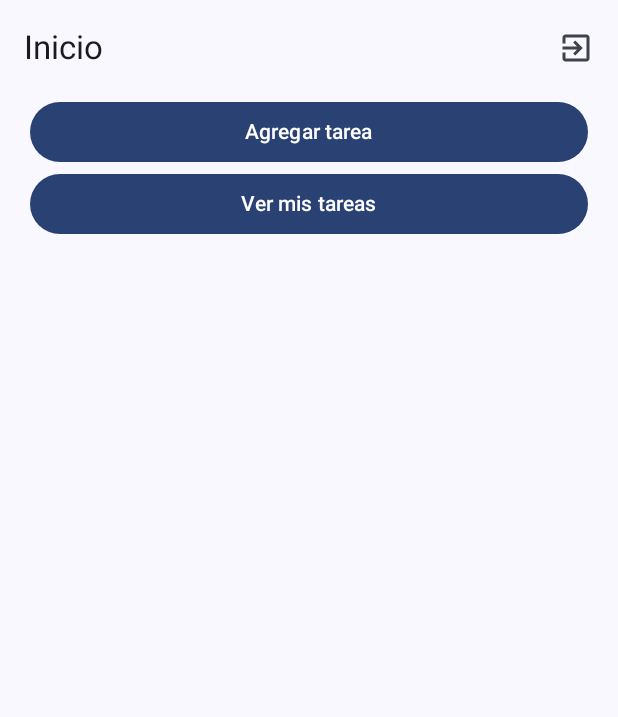
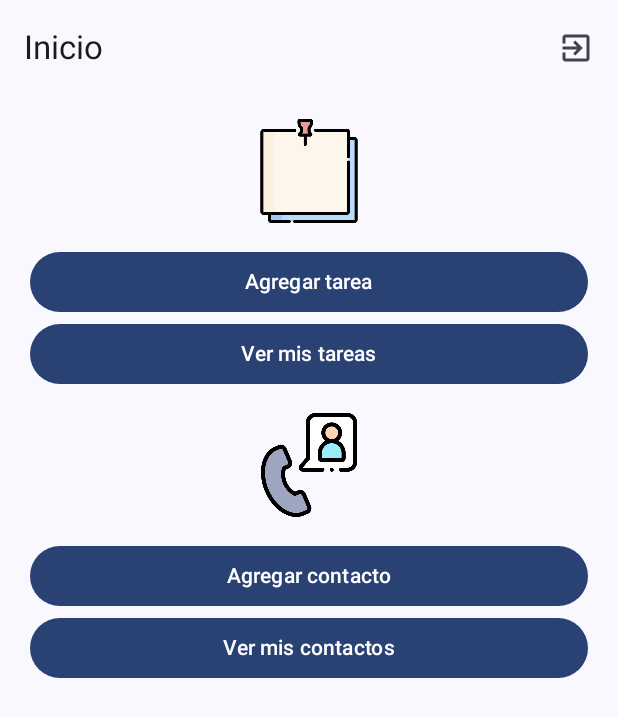
Before and after one commit to adcarret/Proyecto-TFC-DAM, an Android app built with Jetpack Compose: the HomeView screen opened through its navigation route, on a phone screen of 412 x 824 dp. Shown: the top 717 px of the screen. Run offline under Robolectric (Android 15) with nearby library versions, the phone set to English and light mode, and no system bars; our stand-ins replace Firebase (no records; nobody signed in at launch, a user with empty details on screens opened directly).

Commit message:
added two images and buttons add contact

```diff
--- a/app/src/main/java/com/example/taskshare_tfc/views/tareas/HomeView.kt
+++ b/app/src/main/java/com/example/taskshare_tfc/views/tareas/HomeView.kt
@@ -1,8 +1,11 @@
 package com.example.taskshare_tfc.views.tareas
 
+import androidx.compose.foundation.Image
 import androidx.compose.foundation.layout.Column
 import androidx.compose.foundation.layout.fillMaxWidth
+import androidx.compose.foundation.layout.height
 import androidx.compose.foundation.layout.padding
+import androidx.compose.foundation.layout.width
 import androidx.compose.material.icons.Icons
 import androidx.compose.material.icons.automirrored.filled.ExitToApp
 import androidx.compose.material3.Button
@@ -15,8 +18,10 @@ import androidx.compose.material3.TopAppBar
 import androidx.compose.runtime.Composable
 import androidx.compose.ui.Alignment
 import androidx.compose.ui.Modifier
+import androidx.compose.ui.res.painterResource
 import androidx.compose.ui.unit.dp
 import androidx.navigation.NavController
+import com.example.taskshare_tfc.R
 import com.example.taskshare_tfc.viewModels.TareasViewModel
 
 @OptIn(ExperimentalMaterial3Api::class)
@@ -40,6 +45,18 @@ fun HomeView(navController: NavController, notesVM : TareasViewModel){
     ){padding ->
         Column(modifier = Modifier.padding(padding),
             horizontalAlignment = Alignment.CenterHorizontally) {
+
+            Image(
+                modifier = Modifier
+                    .height(100.dp)
+                    .width(100.dp)
+                    .padding(15.dp),
+                painter = painterResource(id = R.drawable.ico_tarea),
+                contentDescription = "Icono de tarea"
+
+            )
+
+
             //Botón agregar una tarea
             Button(onClick = {
                 navController.navigate("AddTask")
@@ -62,6 +79,28 @@ fun HomeView(navController: NavController, notesVM : TareasViewModel){
 
             }
 
+            Image(
+                modifier = Modifier
+                    .height(100.dp)
+                    .width(100.dp)
+                    .padding(15.dp),
+                painter = painterResource(id = R.drawable.ico_contacto),
+                contentDescription = "Icono de contacto"
+
+            )
+
+            Button(onClick = {}, modifier = Modifier.fillMaxWidth()
+                .padding(start = 20.dp, end = 20.dp)) {
+
+                Text(text = "Agregar contacto")
+            }
+
+            Button(onClick = {}, modifier = Modifier.fillMaxWidth()
+                .padding(start = 20.dp, end = 20.dp)) {
+
+                Text(text = "Ver mis contactos")
+            }
+
         }
     }
 }
```
